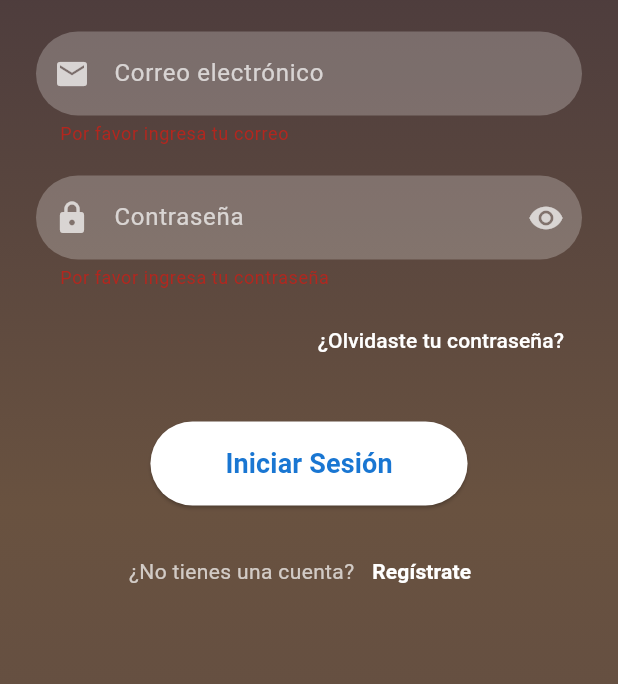
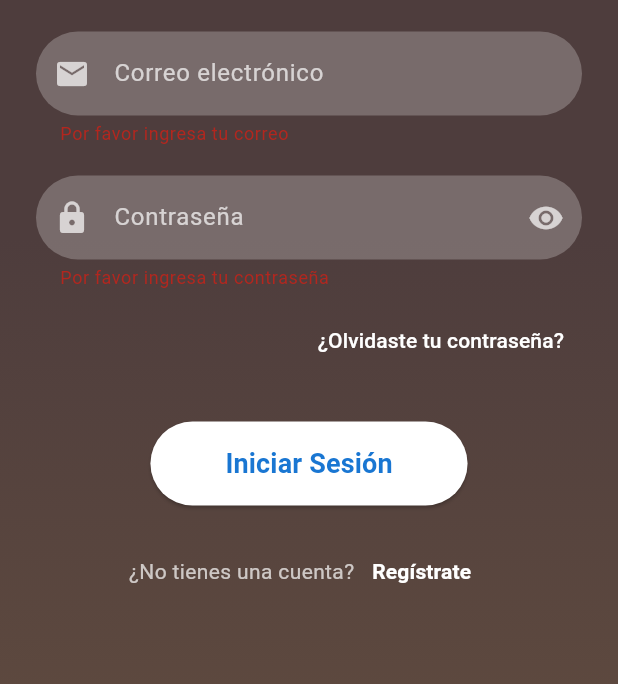
Before and after one commit to Ipeross/Examen_Moviles_Feast_Fit_IPO, a Flutter app: the screen it shows after launch, after a tap on "Iniciar Sesión", on a phone screen of 412 x 824 dp, the part 543-1227 px from its top. Run offline on Flutter 3.47's test engine with Material 3 defaults, Android fonts, the light colour scheme and no system bars.

Commit message:
Implementation widget on LoginScreen

```diff
--- a/lib/screens/login_screen.dart
+++ b/lib/screens/login_screen.dart
@@ -1,5 +1,7 @@
 import 'package:feast_fit/screens/forgot_password_screen.dart';
 import 'package:feast_fit/screens/screens.dart';
+import 'package:feast_fit/widgets/widgets.dart';
+
 import 'package:flutter/material.dart';
 
 class LoginScreen extends StatefulWidget {
@@ -38,27 +40,7 @@ class _LoginScreenState extends State<LoginScreen>
   @override
   Widget build(BuildContext context) {
     return Scaffold(
-      body: AnimatedBuilder(
-        animation: _animationController,
-        builder: (context, child) {
-          return Container(
-            decoration: BoxDecoration(
-                gradient: LinearGradient(
-              begin: Alignment(
-                0.0, // Fijo en x
-                -1.0 + (1 * _animationController.value), // Varía de -1 a 1 en y
-              ),
-              end: Alignment(
-                0.0, // Fijo en x
-                1.5 + (1 * _animationController.value), // Varía de 0 a 2 en y
-              ),
-              colors: const [
-                Color.fromARGB(255, 78, 61, 61),
-                Color.fromARGB(255, 105, 82, 64),
-                Color.fromARGB(255, 95, 75, 67),
-                Color.fromARGB(255, 83, 70, 70),
-              ],
-            )),
+      body: AnimatedGradientBackground(
             child: SafeArea(
               child: Center(
                 child: SingleChildScrollView(
@@ -198,10 +180,8 @@ class _LoginScreenState extends State<LoginScreen>
                 ),
               ),
             ),
+          )
           );
-        },
-      ),
-    );
   }
 
   @override
--- a/lib/widgets/widgets.dart
+++ b/lib/widgets/widgets.dart
@@ -2,3 +2,4 @@ export 'package:feast_fit/widgets/settings_list.dart';
 export 'package:feast_fit/widgets/info_section.dart';
 export 'package:feast_fit/widgets/custom_appbar_3_elements.dart';
 export 'package:feast_fit/widgets/custom_appbar_2_elements.dart';
+export 'package:feast_fit/widgets/animated_gradiant_background.dart';
```
